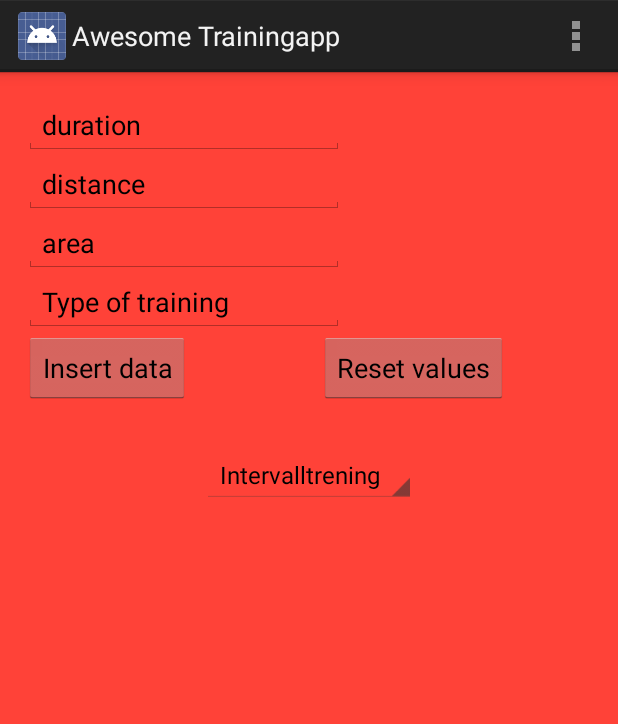
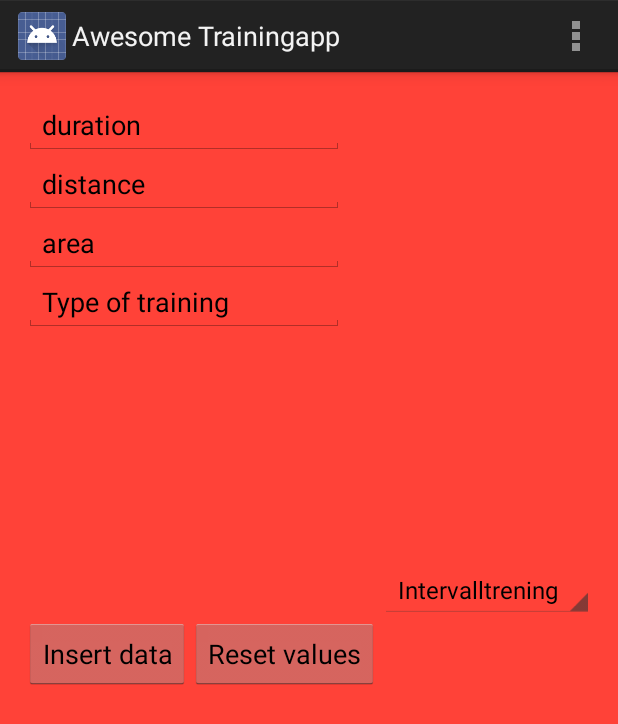
Before and after one commit to jorjoh/mysqlapp, an Android app: the screen it shows after launch (MainActivity), on a phone screen of 412 x 824 dp. Shown: the top 724 px of the screen. Run offline under Robolectric (Android 15) with nearby library versions, the phone set to English and light mode, and no system bars; our stand-ins replace Volley.

Commit message:
Gjort små endringer GUI messig

```diff
--- a/app/src/main/res/layout/activity_main.xml
+++ b/app/src/main/res/layout/activity_main.xml
@@ -53,8 +53,7 @@
             android:layout_height="wrap_content"
             android:text="Insert data"
             android:id="@+id/insert"
-            android:layout_below="@+id/editText4"
-            android:layout_alignParentStart="true" />
+            android:layout_centerVertical="true" android:layout_alignParentStart="true"/>
 
     <TextView
             android:layout_width="wrap_content"
@@ -70,17 +69,17 @@
             android:layout_width="wrap_content"
             android:layout_height="wrap_content"
             android:text="Reset values"
-            android:id="@+id/reset" android:layout_below="@+id/editText4" android:layout_alignEnd="@+id/resultatVis"
-            android:layout_marginEnd="57dp"/>
+            android:id="@+id/reset"
+            android:layout_below="@+id/spinner" android:layout_toEndOf="@+id/progressBar"/>
     <ProgressBar
             style="?android:attr/progressBarStyleLarge"
             android:layout_width="wrap_content"
             android:layout_height="wrap_content"
-            android:id="@+id/progressBar" android:layout_below="@+id/resultatVis"
-            android:layout_centerHorizontal="true"/>
+            android:id="@+id/progressBar"
+            android:layout_below="@+id/resultatVis" android:layout_toEndOf="@+id/insert"/>
     <Spinner
             android:layout_width="wrap_content"
             android:layout_height="wrap_content"
-            android:id="@+id/spinner" android:layout_below="@+id/progressBar" android:layout_centerHorizontal="true"
-            android:spinnerMode="dropdown"/>
+            android:id="@+id/spinner"
+            android:spinnerMode="dropdown" android:layout_above="@+id/insert" android:layout_alignParentEnd="true"/>
 </RelativeLayout>
```
